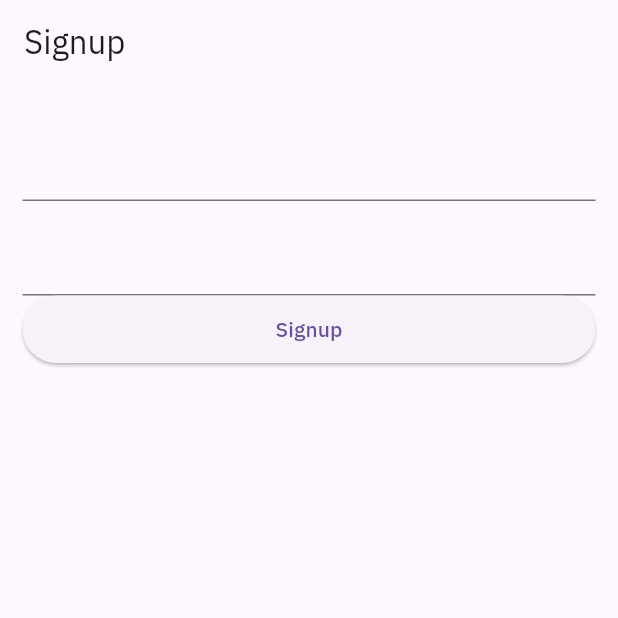
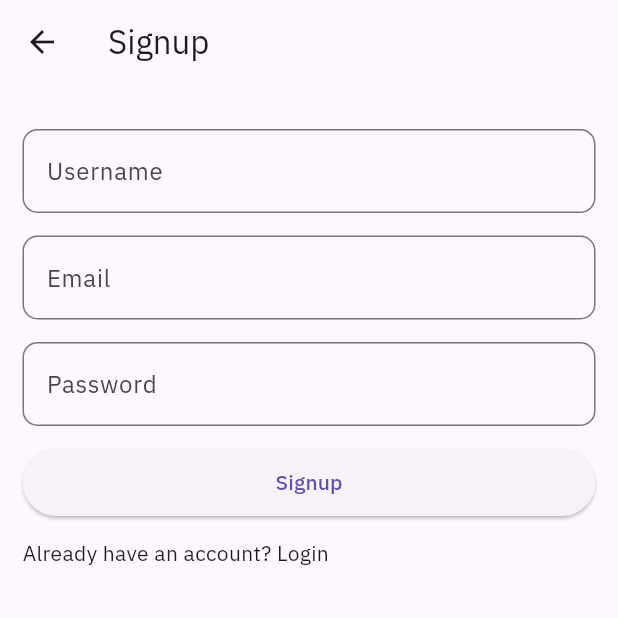
Before and after one commit to sabin79/video-call-with-ZigoCloud-and-Firebase, a Flutter app: the Signup screen opened directly, on a phone screen of 412 x 824 dp, the top half of it. Run offline on Flutter 3.47's test engine with Material 3 defaults, Android fonts, the phone set to English and light mode, and no system bars; our stand-ins replace firebase_auth, firebase_core, form_validator, google_fonts; accounts and stored records are empty.

Commit message:
sign and login setup

```diff
--- a/lib/main.dart
+++ b/lib/main.dart
@@ -1,8 +1,11 @@
+import 'package:firebase_auth/firebase_auth.dart';
 import 'package:firebase_core/firebase_core.dart';
 import 'package:flutter/material.dart';
 import 'package:google_fonts/google_fonts.dart';
 import 'package:video_callig_firebase_agora/firebase_options.dart';
-import 'package:video_callig_firebase_agora/views/signup.dart';
+import 'package:video_callig_firebase_agora/views/auth/login_page.dart';
+import 'package:video_callig_firebase_agora/views/auth/signup.dart';
+import 'package:video_callig_firebase_agora/views/home/home_page.dart';
 
 void main() {
   WidgetsFlutterBinding.ensureInitialized();
@@ -23,6 +26,8 @@ class MyApp extends StatelessWidget {
           fontFamily: GoogleFonts.ibmPlexSans().fontFamily,
           primarySwatch: Colors.indigo,
         ),
-        home: Signup());
+        home: FirebaseAuth.instance.currentUser == null
+            ? const Login()
+            : const HomePage());
   }
 }
--- /dev/null
+++ b/lib/views/auth/login_page.dart
@@ -0,0 +1,104 @@
+import 'package:firebase_auth/firebase_auth.dart';
+import 'package:firebase_core/firebase_core.dart';
+import 'package:flutter/material.dart';
+import 'package:form_validator/form_validator.dart';
+import 'package:video_callig_firebase_agora/views/auth/signup.dart';
+import 'package:video_callig_firebase_agora/views/home/home_page.dart';
+
+class Login extends StatefulWidget {
+  const Login({super.key});
+
+  @override
+  State<Login> createState() => _LoginState();
+}
+
+class _LoginState extends State<Login> {
+  GlobalKey<FormState> formKey = GlobalKey<FormState>();
+  String? email;
+  String? password;
+
+  @override
+  Widget build(BuildContext context) {
+    return Scaffold(
+      appBar: AppBar(
+        title: const Text('Login'),
+      ),
+      body: Form(
+        key: formKey,
+        child: ListView(
+          padding: EdgeInsets.all(15),
+          children: [
+            SizedBox(
+              height: 15,
+            ),
+            TextFormField(
+              decoration: const InputDecoration(
+                border: OutlineInputBorder(
+                  borderRadius: BorderRadius.all(Radius.circular(10)),
+                ),
+                labelText: 'Email',
+              ),
+              onChanged: (value) => email = value,
+              validator: ValidationBuilder().minLength(5).maxLength(50).build(),
+            ),
+            SizedBox(
+              height: 15,
+            ),
+            TextFormField(
+              decoration: const InputDecoration(
+                border: OutlineInputBorder(
+                  borderRadius: BorderRadius.all(Radius.circular(10)),
+                ),
+                labelText: 'Password',
+              ),
+              onChanged: (value) => password = value,
+              validator: ValidationBuilder().minLength(5).maxLength(50).build(),
+            ),
+            SizedBox(
+              height: 15,
+            ),
+            SizedBox(
+              height: 45,
+              child: ElevatedButton(
+                onPressed: () async {
+                  if (formKey.currentState?.validate() ?? false) {
+                    try {
+                      await FirebaseAuth.instance.signInWithEmailAndPassword(
+                          email: email!, password: password!);
+                      if (mounted) {
+                        Navigator.of(context).pushReplacement(
+                          MaterialPageRoute(
+                              builder: (context) => const HomePage()),
+                        );
+                      }
+                    } on FirebaseAuthException catch (e) {
+                      if (e.code == 'wrong-password') {
+                        print('The password provided is Incorrect.');
+                      }
+                    } catch (e) {
+                      print(e);
+                    }
+                  }
+                },
+                child: const Text('Login'),
+              ),
+            ),
+            SizedBox(
+              height: 15,
+            ),
+            InkWell(
+              onTap: () {
+                Navigator.push(
+                    context,
+                    MaterialPageRoute(
+                        builder: (context) =>
+                            const Signup())); //Navigator.pushReplacement(context, newRoute)
+              },
+              child: const Text('Create an account ? '),
+            )
+          ],
+        ),
+      ),
+    );
+  }
+}
--- /dev/null
+++ b/lib/views/auth/signup.dart
@@ -0,0 +1,124 @@
+import 'package:firebase_auth/firebase_auth.dart';
+import 'package:firebase_core/firebase_core.dart';
+import 'package:flutter/material.dart';
+import 'package:form_validator/form_validator.dart';
+import 'package:video_callig_firebase_agora/views/auth/login_page.dart';
+import 'package:video_callig_firebase_agora/views/home/home_page.dart';
+
+class Signup extends StatefulWidget {
+  const Signup({super.key});
+
+  @override
+  State<Signup> createState() => _SignupState();
+}
+
+class _SignupState extends State<Signup> {
+  GlobalKey<FormState> formKey = GlobalKey<FormState>();
+  String? email;
+  String? password;
+  String? username;
+
+  @override
+  Widget build(BuildContext context) {
+    return Scaffold(
+        appBar: AppBar(
+          title: const Text('Signup'),
+        ),
+        body: Form(
+          key: formKey,
+          child: ListView(
+            padding: EdgeInsets.all(15),
+            children: [
+              SizedBox(
+                height: 15,
+              ),
+              TextFormField(
+                decoration: const InputDecoration(
+                  border: OutlineInputBorder(
+                    borderRadius: BorderRadius.all(Radius.circular(10)),
+                  ),
+                  labelText: 'Username',
+                ),
+                onChanged: (value) => username = value,
+                validator:
+                    ValidationBuilder().minLength(5).maxLength(50).build(),
+              ),
+              SizedBox(
+                height: 15,
+              ),
+              TextFormField(
+                decoration: const InputDecoration(
+                  border: OutlineInputBorder(
+                    borderRadius: BorderRadius.all(Radius.circular(10)),
+                  ),
+                  labelText: 'Email',
+                ),
+                onChanged: (value) => email = value,
+                validator:
+                    ValidationBuilder().minLength(5).maxLength(50).build(),
+              ),
+              SizedBox(
+                height: 15,
+              ),
+              TextFormField(
+                decoration: const InputDecoration(
+                  border: OutlineInputBorder(
+                    borderRadius: BorderRadius.all(Radius.circular(10)),
+                  ),
+                  labelText: 'Password',
+                ),
+                onChanged: (value) => password = value,
+                validator:
+                    ValidationBuilder().minLength(5).maxLength(50).build(),
+              ),
+              SizedBox(
+                height: 15,
+              ),
+              SizedBox(
+                height: 45,
+                child: ElevatedButton(
+                  onPressed: () async {
+                    if (formKey.currentState?.validate() ?? false) {
+                      await FirebaseAuth.instance
+                          .createUserWithEmailAndPassword(
+                              email: email!, password: password!);
+                      try {
+                        if (mounted) {
+                          Navigator.pushReplacement(
+                              context,
+                              MaterialPageRoute(
+                                builder: (context) => const HomePage(),
+                              ));
+                        }
+                      } on FirebaseAuthException catch (e) {
+                        if (e.code == 'weak-password') {
+                          print('The password provided is too weak.');
+                        } else if (e.code == 'email-already-in-use') {
+                          print('The account already exists for that email.');
+                        }
+                      } catch (e) {
+                        print(e);
+                      }
+                    }
+                  },
+                  child: const Text('Signup'),
+                ),
+              ),
+              SizedBox(
+                height: 15,
+              ),
+              InkWell(
+                onTap: () {
+                  Navigator.of(context).push(
+                    MaterialPageRoute(
+                      builder: (context) => const Login(),
+                    ),
+                  );
+                },
+                child: const Text('Already have an account? Login'),
+              )
+            ],
+          ),
+        ));
+  }
+}
--- a/lib/views/signup.dart
+++ /dev/null
@@ -1,43 +0,0 @@
-import 'package:flutter/material.dart';
-
-class Signup extends StatefulWidget {
-  const Signup({super.key});
-
-  @override
-  State<Signup> createState() => _SignupState();
-}
-
-class _SignupState extends State<Signup> {
-  GlobalKey<FormState> formKey = GlobalKey<FormState>();
-
-  @override
-  Widget build(BuildContext context) {
-    return Scaffold(
-        appBar: AppBar(
-          title: const Text('Signup'),
-        ),
-        body: Form(
-          key: formKey,
-          child: ListView(
-            padding: EdgeInsets.all(15),
-            children: [
-              SizedBox(
-                height: 15,
-              ),
-              TextFormField(),
-              SizedBox(
-                height: 15,
-              ),
-              TextFormField(),
-              SizedBox(
-                height: 45,
-                child: ElevatedButton(
-                  onPressed: () {},
-                  child: const Text('Signup'),
-                ),
-              )
-            ],
-          ),
-        ));
-  }
-}
```
Also changed, not shown: lib/views/home/home_page.dart (added, +49 -0 lines).
